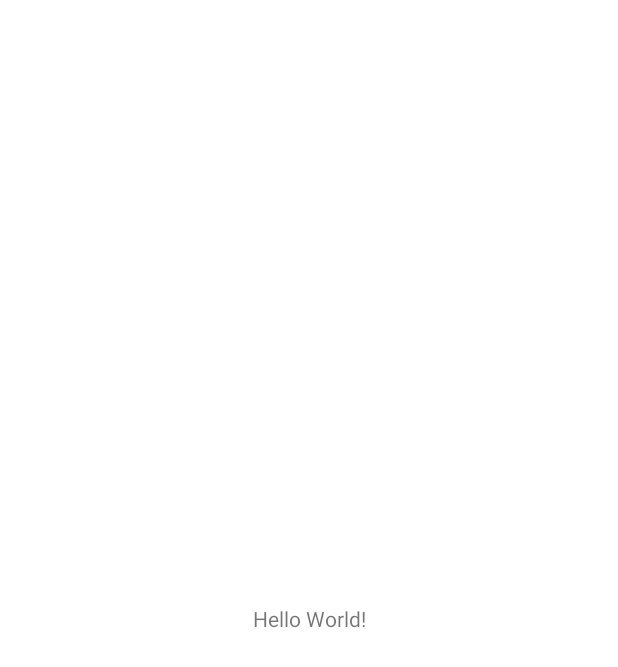
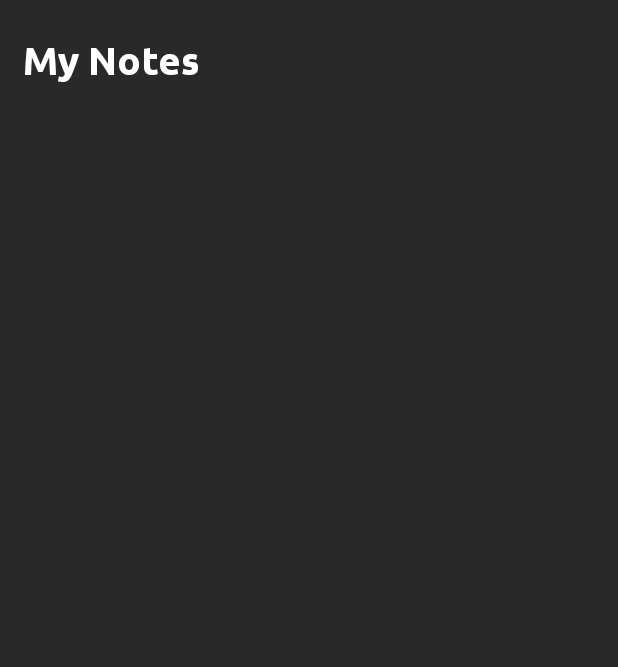
Before and after one commit to adaltair/NotesApp, an Android app: the screen it shows after launch (MainActivity), on a phone screen of 412 x 824 dp. Before the commit the part shown is almost empty. Shown: the top 667 px of the screen. Run offline under Robolectric (Android 15) with nearby library versions, the phone set to English and light mode, and no system bars; our stand-ins replace sdp/ssp sizes.

Commit message:
activity main(begin)

```diff
--- /dev/null
+++ b/app/src/main/res/drawable/ic_search.xml
@@ -0,0 +1,5 @@
+<vector android:height="24dp" android:tint="#000000"
+    android:viewportHeight="24" android:viewportWidth="24"
+    android:width="24dp" xmlns:android="http://schemas.android.com/apk/res/android">
+    <path android:fillColor="@android:color/white" android:pathData="M15.5,14h-0.79l-0.28,-0.27C15.41,12.59 16,11.11 16,9.5 16,5.91 13.09,3 9.5,3S3,5.91 3,9.5 5.91,16 9.5,16c1.61,0 3.09,-0.59 4.23,-1.57l0.27,0.28v0.79l5,4.99L20.49,19l-4.99,-5zM9.5,14C7.01,14 5,11.99 5,9.5S7.01,5 9.5,5 14,7.01 14,9.5 11.99,14 9.5,14z"/>
+</vector>
--- a/app/src/main/res/layout/activity_main.xml
+++ b/app/src/main/res/layout/activity_main.xml
@@ -4,15 +4,21 @@
     xmlns:tools="http://schemas.android.com/tools"
     android:layout_width="match_parent"
     android:layout_height="match_parent"
+    android:background="@color/colorPrimary"
     tools:context=".MainActivity">
 
     <TextView
-        android:layout_width="wrap_content"
+        android:id="@+id/textMyNotes"
+        android:layout_width="match_parent"
         android:layout_height="wrap_content"
-        android:text="Hello World!"
-        app:layout_constraintBottom_toBottomOf="parent"
-        app:layout_constraintEnd_toEndOf="parent"
-        app:layout_constraintStart_toStartOf="parent"
+        android:layout_marginStart="@dimen/_12sdp"
+        android:layout_marginTop="@dimen/_20sdp"
+        android:layout_marginEnd="@dimen/_12sdp"
+        android:fontFamily="@font/ubuntu_bold"
+        android:includeFontPadding="false"
+        android:text="@string/my_notes"
+        android:textColor="@color/colorWhiteTextColor"
+        android:textSize="@dimen/_20sdp"
         app:layout_constraintTop_toTopOf="parent" />
 
 </androidx.constraintlayout.widget.ConstraintLayout>
--- a/app/src/main/res/values/strings.xml
+++ b/app/src/main/res/values/strings.xml
@@ -1,3 +1,3 @@
 <resources>
-    <string name="app_name">NotesApp</string>
+    <string name="my_notes">My Notes</string>
 </resources>
```
Also changed, not shown: app/src/main/res/drawable/background_search.xml (added, +7 -0 lines).
